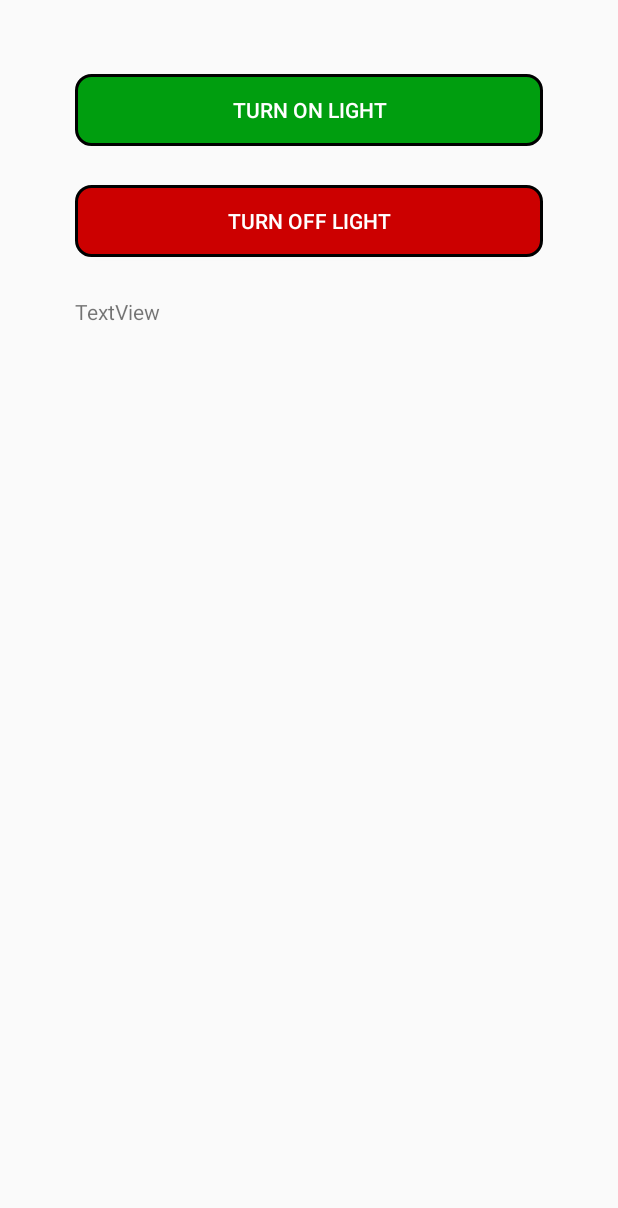
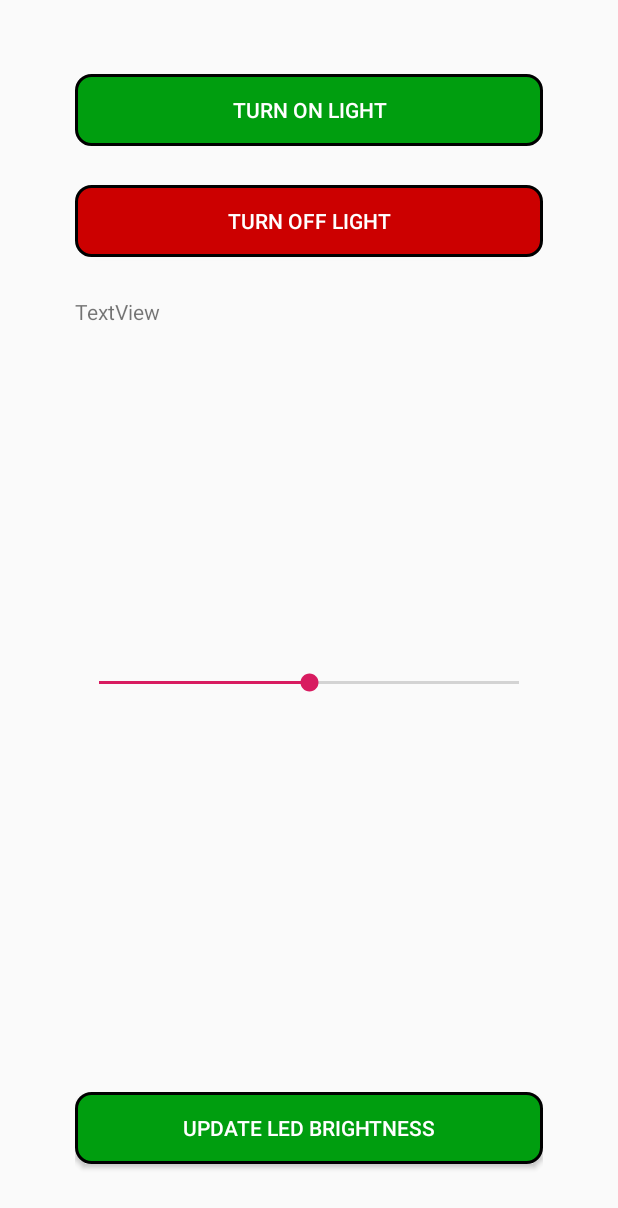
Before and after one commit to VladVasiljev/MyPiControl, an Android app: the layout activity_ledcontrol.xml on its own in the app's theme, with its tools: preview values and no code run, on a phone screen of 412 x 824 dp. Shown: the top 1208 px of the screen. Run offline under Robolectric (Android 15) with nearby library versions, the phone set to English and light mode, and no system bars; network calls fail.

Commit message:
no message

```diff
--- a/app/src/main/res/layout/activity_ledcontrol.xml
+++ b/app/src/main/res/layout/activity_ledcontrol.xml
@@ -38,11 +38,46 @@
 
     <TextView
         android:id="@+id/dweetResponseTV"
-        android:layout_width="361dp"
-        android:layout_height="496dp"
+        android:layout_width="362dp"
+        android:layout_height="221dp"
         android:layout_alignParentStart="true"
         android:layout_alignParentTop="true"
         android:layout_marginStart="0dp"
         android:layout_marginTop="198dp"
         android:text="TextView" />
+
+    <TextView
+        android:id="@+id/seekBarValue"
+        android:layout_width="361dp"
+        android:layout_height="wrap_content"
+        android:layout_alignParentStart="true"
+        android:layout_alignParentTop="true"
+        android:layout_marginStart="0dp"
+        android:layout_marginTop="408dp"
+        android:textColor="@android:color/black" />
+
+    <SeekBar
+        android:id="@+id/seekBar"
+        android:layout_width="332dp"
+        android:layout_height="40dp"
+        android:layout_alignParentStart="true"
+        android:layout_alignParentTop="true"
+        android:layout_marginStart="0dp"
+        android:layout_marginTop="435dp"
+        android:max="1000"
+        android:progress="500" />
+
+    <Button
+        android:id="@+id/updateLight"
+        android:layout_width="362dp"
+        android:layout_height="wrap_content"
+        android:layout_alignParentStart="true"
+        android:layout_alignParentBottom="true"
+        android:layout_marginStart="0dp"
+        android:layout_marginBottom="48dp"
+        android:background="@drawable/greenbutton"
+        android:text="Update LED Brightness"
+        android:textColor="@android:color/white" />
+
+
 </RelativeLayout>
```
